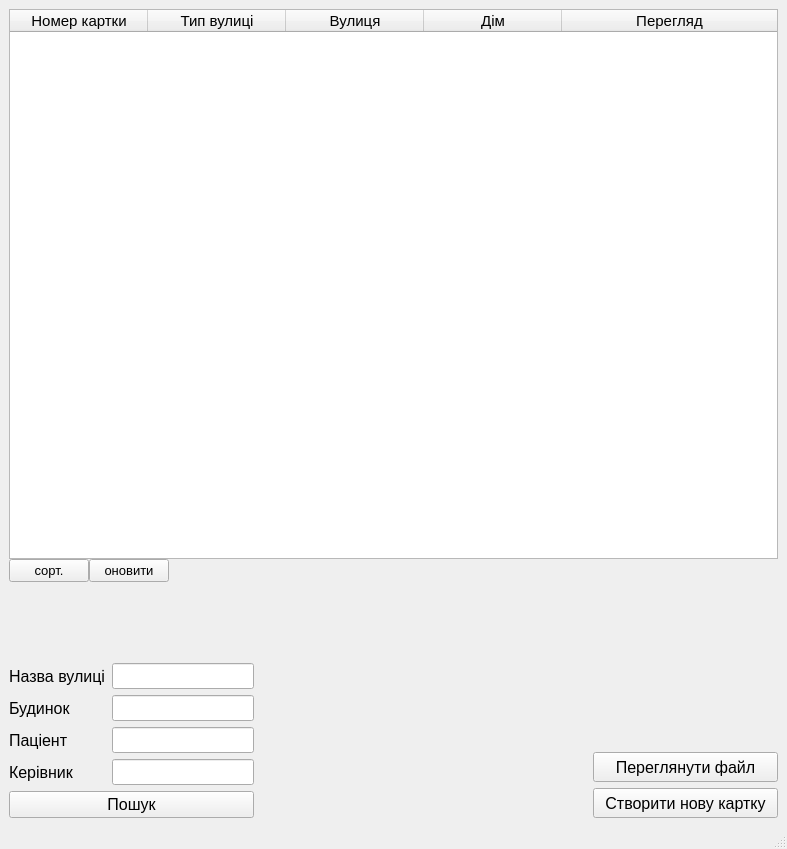
This is MainForm.ui in LiquorProg/katalog as Qt 5 draws it before an edit. The edited form follows.
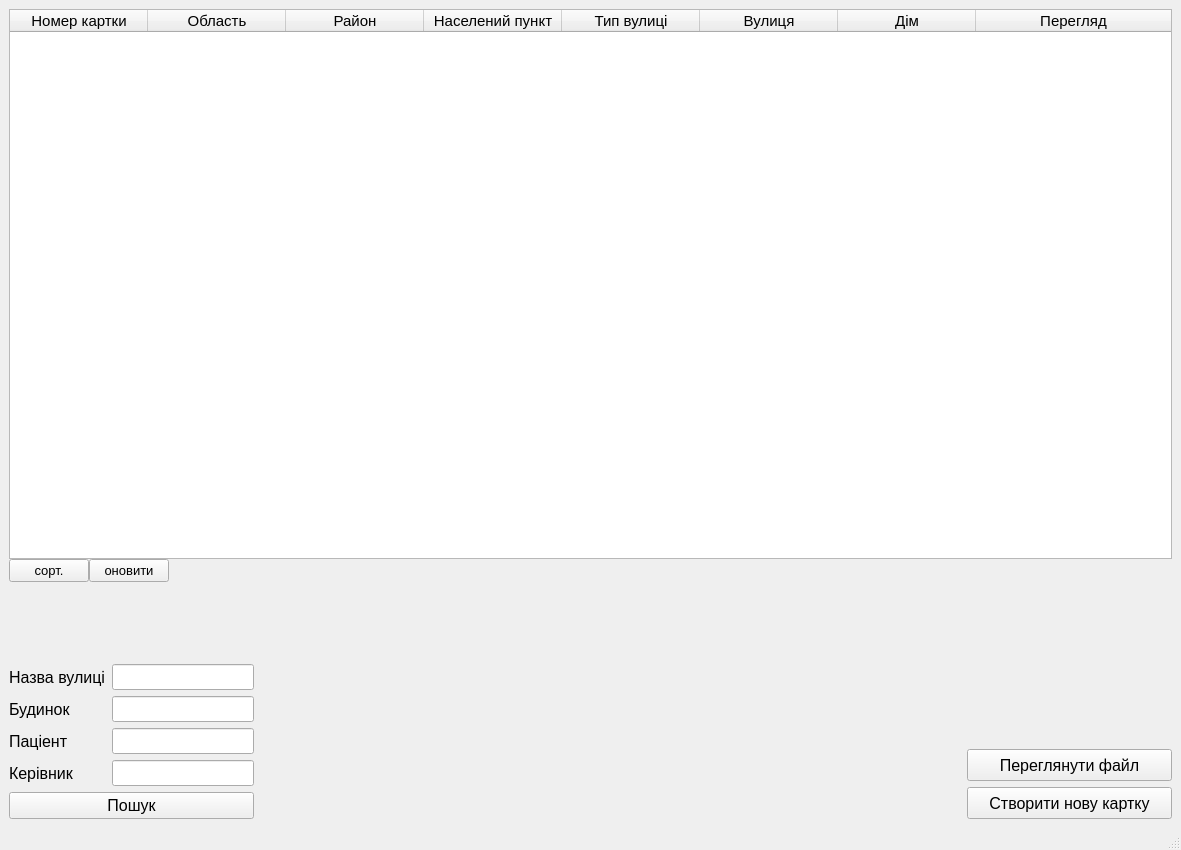
This is the edited form.

Patch:
```diff
--- a/MainForm.ui
+++ b/MainForm.ui
@@ -6,8 +6,8 @@
    <rect>
     <x>0</x>
     <y>0</y>
-    <width>787</width>
-    <height>849</height>
+    <width>1181</width>
+    <height>850</height>
    </rect>
   </property>
   <property name="windowTitle">
@@ -80,6 +80,21 @@
           <string>Номер картки</string>
          </property>
         </column>
+        <column>
+         <property name="text">
+          <string>Область</string>
+         </property>
+        </column>
+        <column>
+         <property name="text">
+          <string>Район</string>
+         </property>
+        </column>
+        <column>
+         <property name="text">
+          <string>Населений пункт</string>
+         </property>
+        </column>
         <column>
          <property name="text">
           <string>Тип вулиці</string>
@@ -315,8 +330,8 @@
          <widget class="QPushButton" name="view_fileButton">
           <property name="minimumSize">
            <size>
-            <width>150</width>
-            <height>30</height>
+            <width>170</width>
+            <height>32</height>
            </size>
           </property>
           <property name="font">
@@ -333,8 +348,8 @@
          <widget class="QPushButton" name="pushButton">
           <property name="minimumSize">
            <size>
-            <width>185</width>
-            <height>30</height>
+            <width>205</width>
+            <height>32</height>
            </size>
           </property>
           <property name="font">
```
Left out of the diff: 2 changed lines with no effect on the pictures.
